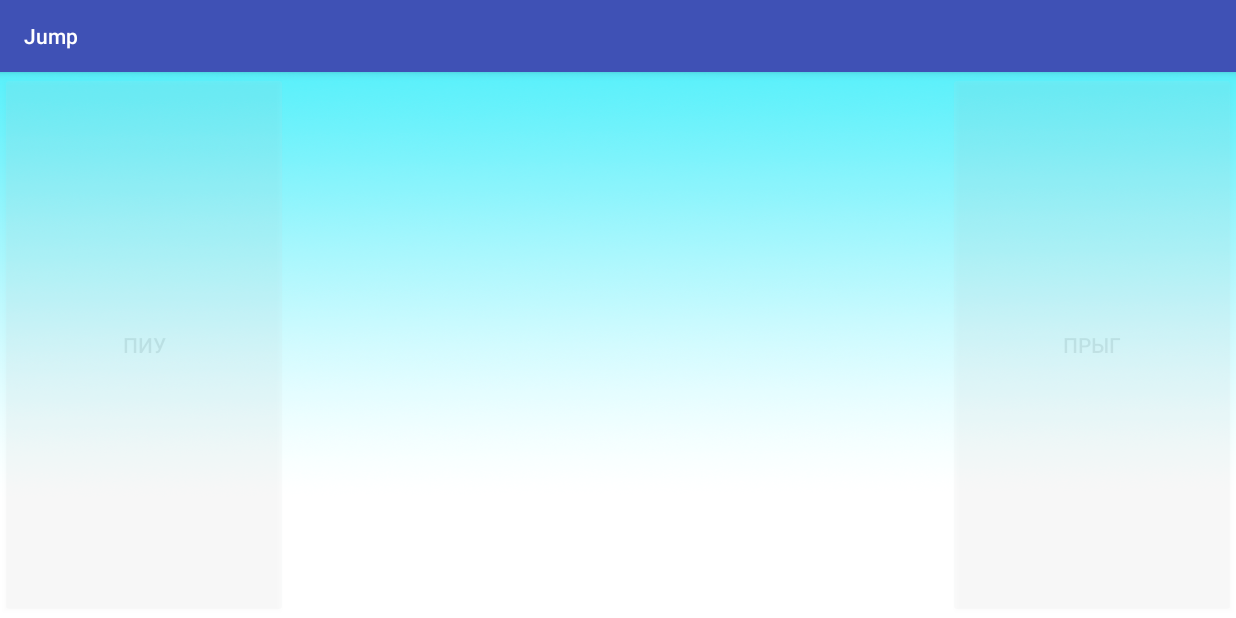
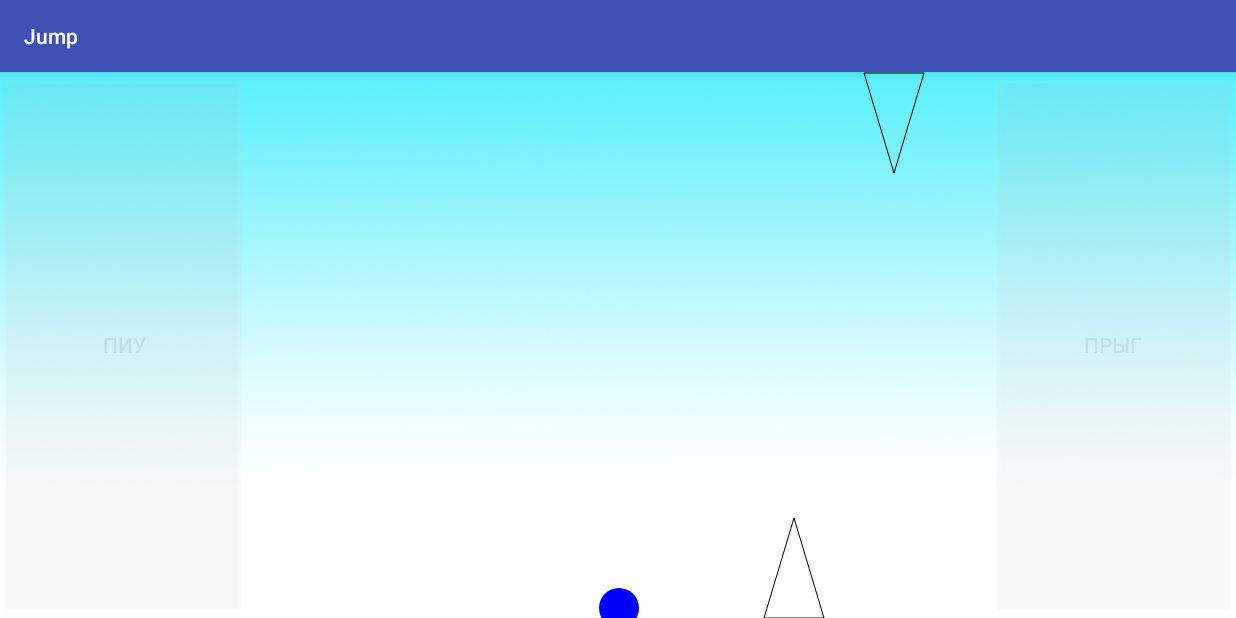
Before and after one commit to AlinaUsh/Jump_1, an Android app: the Lvl1 screen opened directly, with no data from a screen before it, on a phone screen of 824 x 412 dp (held sideways). Run offline under Robolectric (Android 15) with nearby library versions, the phone set to English and light mode, and no system bars.

Commit message:
commit igor3

```diff
--- a/app/src/main/java/com/example/harrix/jump/Draw.kt
+++ b/app/src/main/java/com/example/harrix/jump/Draw.kt
@@ -77,11 +77,11 @@ class Draw (context : Context,var relief : ArrayList<ObjectRelief>) : View(conte
             //отрисовка объекта
         }
 
-        for (i in 0..this.relief.size){
+        /*for (i in 0..this.relief.size){
             if (relief[i].forma == 1){
 
             }
-        }
+        }*/
 
         invalidate()
     }
--- a/app/src/main/java/com/example/harrix/jump/Lvl1.kt
+++ b/app/src/main/java/com/example/harrix/jump/Lvl1.kt
@@ -1,15 +1,44 @@
 package com.example.harrix.jump
 
-//import android.content.Intent
+
+import android.os.Bundle
 import android.support.v7.app.AppCompatActivity
-import android.os.Bundle
+import android.widget.LinearLayout
 import kotlinx.android.synthetic.main.activity_lvl1.*
 
 class Lvl1 : AppCompatActivity() {
+
+    val relief : ArrayList<ObjectRelief> = ArrayList()
 
     override fun onCreate(savedInstanceState: Bundle?) {
         super.onCreate(savedInstanceState)
         setContentView(R.layout.activity_lvl1)
 
+        relief.add(Triangle(550,-1,-1))
+        relief.add(Triangle(650,1,1))
+        relief.add(Triangle(1020,-1,-1))
+        relief.add(Triangle(1400,-1,-1))
+        relief.add(Triangle(1460,-1,-1))
+        relief.add(Triangle(1560,1,1))
+        relief.add(Triangle(1660,-1,-1))
+        relief.add(Triangle(1760,1,1))
+        relief.add(Triangle(1900,-1,-1))
+        relief.add(Triangle(1960,-1,-1))
+        relief.add(Triangle(2070,2,1))
+        relief.add(Triangle(2130,2,1))
+        relief.add(Triangle(2190,2,1))
+        relief.add(Triangle(2290,-1,-1))
+        relief.add(Triangle(2560,-1,-1))
+        relief.add(Triangle(2860,-1,-1))
+        relief.add(Triangle(3000,2,1))
+        relief.add(Triangle(3060,2,1))
+
+        val lay = findViewById<LinearLayout>(R.id.layout_1)
+
+        val draw = Draw(this,relief)
+
+        lay.addView(draw)
+
+        but2_1.setOnClickListener{draw.touch = true}
     }
 }
--- a/app/src/main/java/com/example/harrix/jump/Rectangle.kt
+++ b/app/src/main/java/com/example/harrix/jump/Rectangle.kt
@@ -8,7 +8,7 @@ import kotlin.math.sqrt
 
 class Rectangle(forma : Int,
                 c : Int, //color
-                var a : Int) : Player(1, c) {//a - половина стороны
+                var a : Int) : Player(6, c) {//a - половина стороны
     override fun drawobject(canvas: Canvas, x: Int, y: Int) {
         super.drawobject(canvas, x, y)
         var paint = Paint()
--- a/app/src/main/res/layout/activity_lvl1.xml
+++ b/app/src/main/res/layout/activity_lvl1.xml
@@ -1,5 +1,5 @@
 <?xml version="1.0" encoding="utf-8"?>
-<RelativeLayout xmlns:android="http://schemas.android.com/apk/res/android"
+<LinearLayout xmlns:android="http://schemas.android.com/apk/res/android"
     xmlns:app="http://schemas.android.com/apk/res-auto"
     xmlns:tools="http://schemas.android.com/tools"
     android:layout_width="match_parent"
@@ -8,19 +8,28 @@
     android:background="@drawable/fon1">
 
     <Button
-        android:id="@+id/but1"
-        android:layout_width="@android:dimen/thumbnail_width"
+        android:layout_width="match_parent"
         android:layout_height="match_parent"
+        android:id="@+id/but1_1"
+        android:text="ПИУ"
         android:layout_alignParentLeft="true"
-        android:alpha="0.1"
-        android:text="ПИУ" />
+        android:layout_weight="2"
+        android:alpha="0.1"/>
+
+
+    <LinearLayout
+        android:id="@+id/layout_1"
+        android:layout_width="match_parent"
+        android:layout_height="match_parent"
+        android:layout_weight="1"
+        android:orientation="horizontal" />
 
     <Button
-        android:layout_width="@android:dimen/thumbnail_width"
+        android:id="@+id/but2_1"
+        android:layout_width="match_parent"
         android:layout_height="match_parent"
-        android:id="@+id/but2"
-        android:text="ПРЫГ"
-        android:layout_alignParentRight="true"
-        android:alpha="0.1"/>
+        android:layout_weight="2"
+        android:alpha="0.1"
+        android:text="ПРЫГ" />
 
-</RelativeLayout>
+</LinearLayout>
```
Also changed, not shown: app/src/main/java/com/example/harrix/jump/Circle.kt (+6 -5 lines), app/src/main/java/com/example/harrix/jump/Hexagon.kt (+26 -4 lines), app/src/main/java/com/example/harrix/jump/Pentagon.kt (+27 -5 lines), 2 other files.
